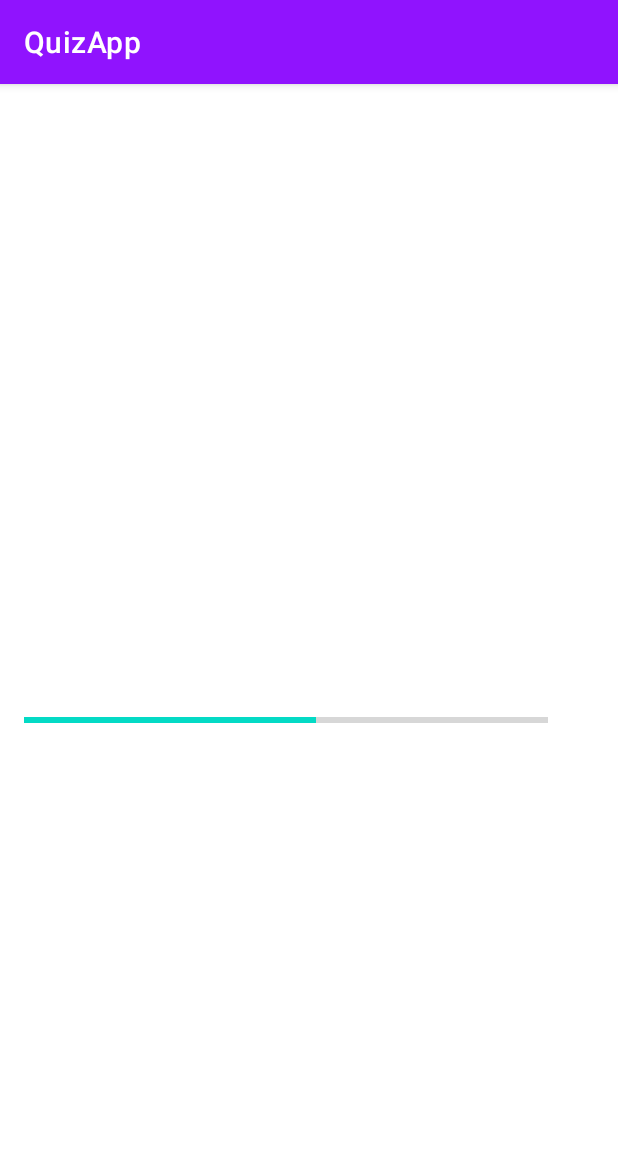
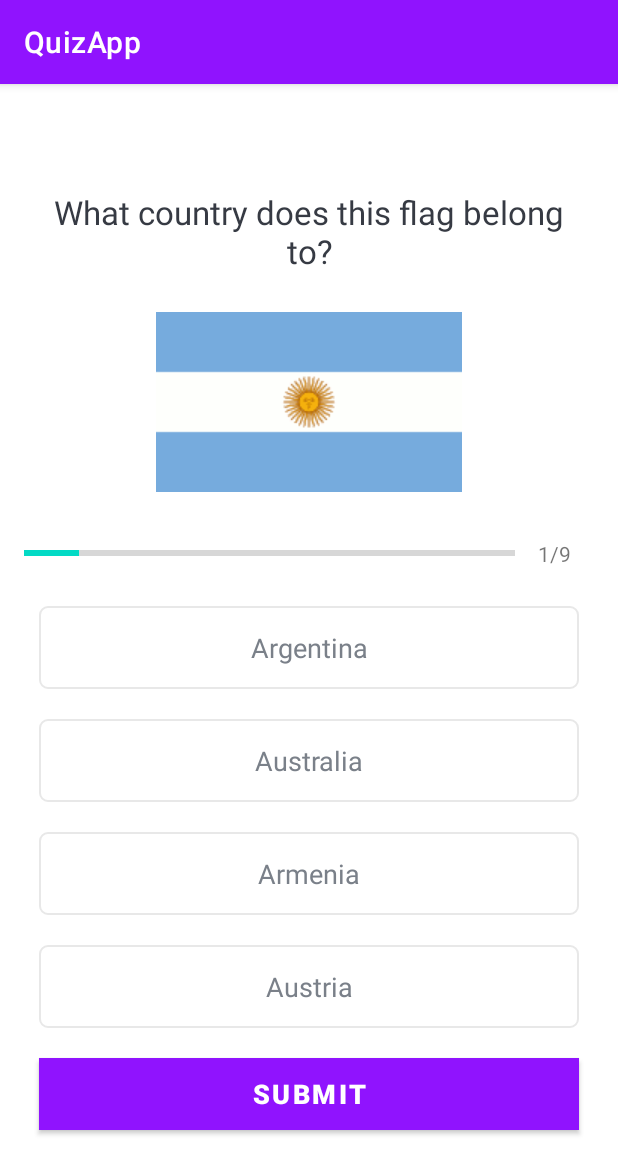
Before and after one commit to PhamDuyTruong/Learning-Android, an Android app: the QuizQuestionsActivity screen opened directly, with no data from a screen before it, on a phone screen of 412 x 824 dp. Shown: the top 1174 px of the screen. Run offline under Robolectric (Android 15) with nearby library versions, the phone set to English and light mode, and no system bars.

Commit message:
create second ui continue

```diff
--- a/app/src/main/java/com/example/myapplication/QuizQuestionsActivity.kt
+++ b/app/src/main/java/com/example/myapplication/QuizQuestionsActivity.kt
@@ -2,13 +2,48 @@ package com.example.myapplication
 
 import androidx.appcompat.app.AppCompatActivity
 import android.os.Bundle
+import android.widget.ImageView
+import android.widget.ProgressBar
+import android.widget.TextView
 
 class QuizQuestionsActivity : AppCompatActivity() {
+    private var progressBar : ProgressBar?= null
+    private  var tvProgress : TextView?= null;
+    private var tvQuestions: TextView?= null;
+    private var ivImage : ImageView?= null
+
+    private var tvOptionOne: TextView?= null;
+    private var tvOptionTwo: TextView?= null;
+    private var tvOptionThree: TextView?= null;
+    private var tvOptionFour: TextView?= null;
     override fun onCreate(savedInstanceState: Bundle?) {
         super.onCreate(savedInstanceState)
         setContentView(R.layout.activity_quiz_questions)
+        progressBar = findViewById(R.id.progressBar);
+        tvProgress = findViewById(R.id.tv_progress);
+        tvQuestions = findViewById(R.id.tv_question);
+        ivImage = findViewById(R.id.iv_image);
+
+        tvOptionOne = findViewById(R.id.tv_option_one);
+        tvOptionTwo = findViewById(R.id.tv_option_two);
+        tvOptionThree = findViewById(R.id.tv_option_three);
+        tvOptionFour = findViewById(R.id.tv_option_four);
+
 
         val questionsList = Conststants.getQuestions();
+        val currentPosition = 1 // Default and the first question position
+        val question: Questions? =
+            questionsList[currentPosition - 1];
+        progressBar?.progress =
+            currentPosition // Setting the current progress in the progressbar using the position of question
+        tvProgress?.text =
+            "$currentPosition" + "/" + progressBar?.getMax();
 
+        tvQuestions?.text = question!!.questions
+        ivImage?.setImageResource(question.image)
+        tvOptionOne?.text = question.optionOne
+        tvOptionTwo?.text = question.optionTwo
+        tvOptionThree?.text = question.optionThree
+        tvOptionFour?.text = question.optionFour
     }
 }
--- /dev/null
+++ b/app/src/main/res/drawable/default_option_border_bg.xml
@@ -0,0 +1,14 @@
+<?xml version="1.0" encoding="utf-8"?>
+<!--TODO (STEP 2: A custom border background for the default options view.)-->
+<!--START-->
+<shape xmlns:android="http://schemas.android.com/apk/res/android"
+    android:shape="rectangle">
+
+    <stroke
+        android:width="1dp"
+        android:color="#E8E8E8" />
+
+    <solid android:color="@android:color/white" />
+
+    <corners android:radius="5dp" />
+</shape>
--- a/app/src/main/res/layout/activity_quiz_questions.xml
+++ b/app/src/main/res/layout/activity_quiz_questions.xml
@@ -62,7 +62,73 @@
                 />
 
         </LinearLayout>
+        <TextView
+            android:id="@+id/tv_option_one"
+            android:layout_width="match_parent"
+            android:layout_height="wrap_content"
+            android:layout_margin="10dp"
+            android:background="@drawable/default_option_border_bg"
+            android:gravity="center"
+            android:padding="15dp"
+            android:textColor="#7A8089"
+            android:textSize="18sp"
+            tools:text="Apple" />
 
+        <TextView
+            android:id="@+id/tv_option_two"
+            android:layout_width="match_parent"
+            android:layout_height="wrap_content"
+            android:layout_marginStart="10dp"
+            android:layout_marginTop="10dp"
+            android:layout_marginEnd="10dp"
+            android:layout_marginBottom="10dp"
+            android:background="@drawable/default_option_border_bg"
+            android:gravity="center"
+            android:padding="15dp"
+            android:textColor="#7A8089"
+            android:textSize="18sp"
+            tools:text="Google" />
+
+        <TextView
+            android:id="@+id/tv_option_three"
+            android:layout_width="match_parent"
+            android:layout_height="wrap_content"
+            android:layout_marginStart="10dp"
+            android:layout_marginTop="10dp"
+            android:layout_marginEnd="10dp"
+            android:layout_marginBottom="10dp"
+            android:background="@drawable/default_option_border_bg"
+            android:gravity="center"
+            android:padding="15dp"
+            android:textColor="#7A8089"
+            android:textSize="18sp"
+            tools:text="Android Inc." />
+
+        <TextView
+            android:id="@+id/tv_option_four"
+            android:layout_width="match_parent"
+            android:layout_height="wrap_content"
+            android:layout_marginStart="10dp"
+            android:layout_marginTop="10dp"
+            android:layout_marginEnd="10dp"
+            android:layout_marginBottom="10dp"
+            android:background="@drawable/default_option_border_bg"
+            android:gravity="center"
+            android:padding="15dp"
+            android:textColor="#7A8089"
+            android:textSize="18sp"
+            tools:text="Nokia" />
+
+        <Button
+            android:id="@+id/btn_submit"
+            android:layout_width="match_parent"
+            android:layout_height="wrap_content"
+            android:layout_margin="10dp"
+            android:background="@color/colorPrimary"
+            android:text="SUBMIT"
+            android:textColor="@android:color/white"
+            android:textSize="18sp"
+            android:textStyle="bold" />
 
     </LinearLayout>
 
```
Also changed, not shown: app/src/main/java/com/example/myapplication/MainActivity.kt (+7 -4 lines).
